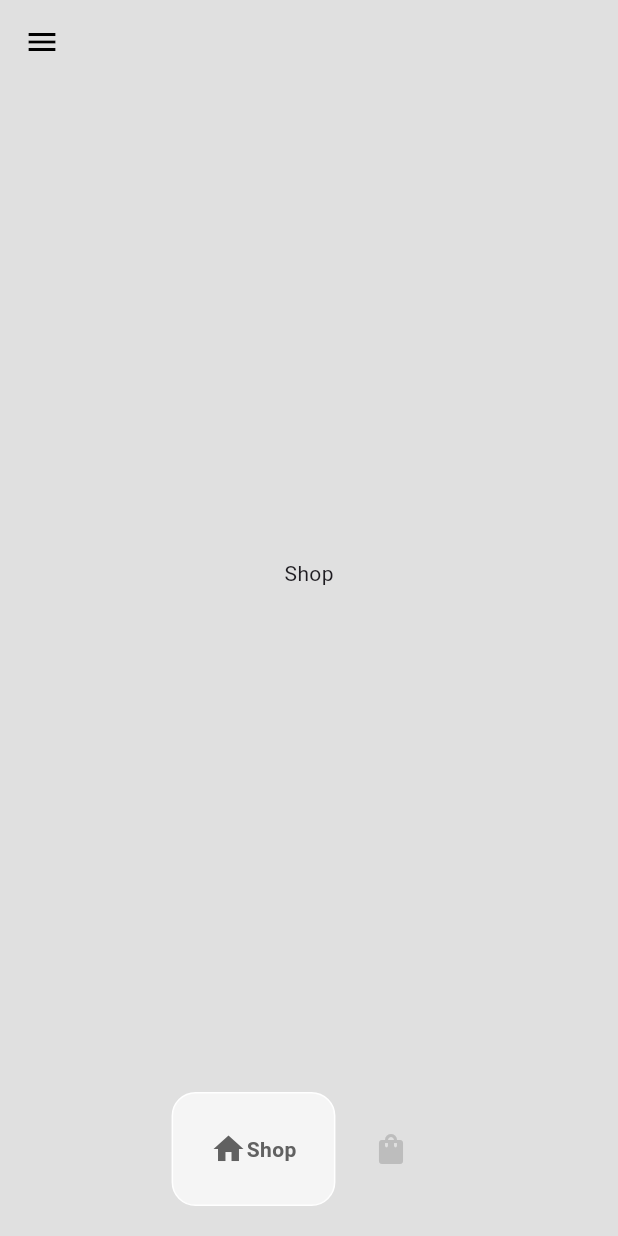
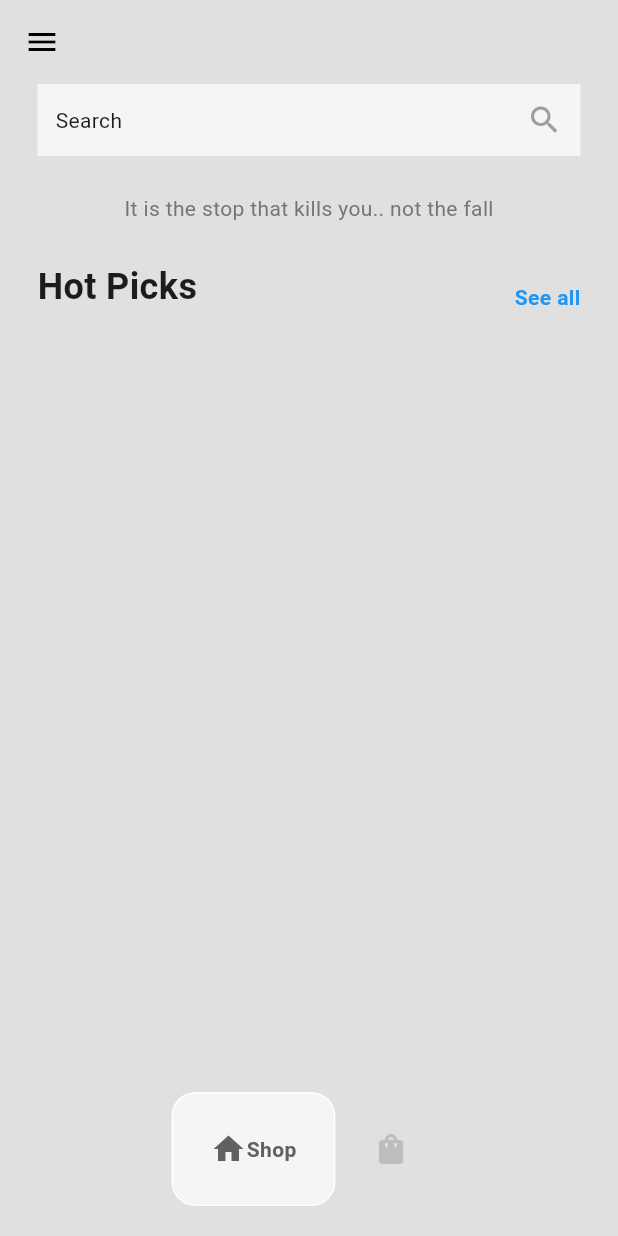
Before and after one commit to Alionit01/Flutter_Practice, a Flutter app: the HomePage screen opened directly, on a phone screen of 412 x 824 dp. Run offline on Flutter 3.47's test engine with Material 3 defaults, Android fonts, the phone set to English and light mode, and no system bars; drawn by our look-alikes of google_nav_bar.

Commit message:
Implemented searchBar

```diff
--- a/practiseApps/ecommerce_app/lib/pages/shop_page.dart
+++ b/practiseApps/ecommerce_app/lib/pages/shop_page.dart
@@ -10,6 +10,57 @@ class ShopPage extends StatefulWidget {
 class _ShopPageState extends State<ShopPage> {
   @override
   Widget build(BuildContext context) {
-    return Center(child: Text("Shop"),);
+    return Column(
+      children: [
+        Container(
+          padding: EdgeInsets.all(12),
+          margin: const EdgeInsets.symmetric(horizontal: 25),
+          decoration: BoxDecoration(
+            color: Colors.grey[100],
+          ),
+          child: Row(
+            mainAxisAlignment: MainAxisAlignment.spaceBetween,
+            children: [
+              Text("Search"),
+              Icon(
+                Icons.search,
+                color: Colors.grey,
+                ),
+            ],
+          ),
+        ),
+
+      Padding(
+        padding: EdgeInsetsGeometry.symmetric(vertical: 25.0),
+        child: Text(
+          "It is the stop that kills you.. not the fall",
+          style: TextStyle(color: Colors.grey[600]),
+          ),
+         ),
+
+      Padding(
+        padding: const EdgeInsets.symmetric(horizontal: 25.0),
+        child: Row(
+          mainAxisAlignment: MainAxisAlignment.spaceBetween,
+          crossAxisAlignment: CrossAxisAlignment.end,
+          children: const [
+          Text("Hot Picks",
+          style: TextStyle(
+            fontWeight: FontWeight.bold,
+            fontSize: 24,
+            ),
+          ),
+           Text("See all",
+          style: TextStyle(
+            fontWeight: FontWeight.bold,
+            color: Colors.blue,
+            ),
+          ),
+          ],
+        ),
+      )
+
+      ],
+    );
   }
 }
```
